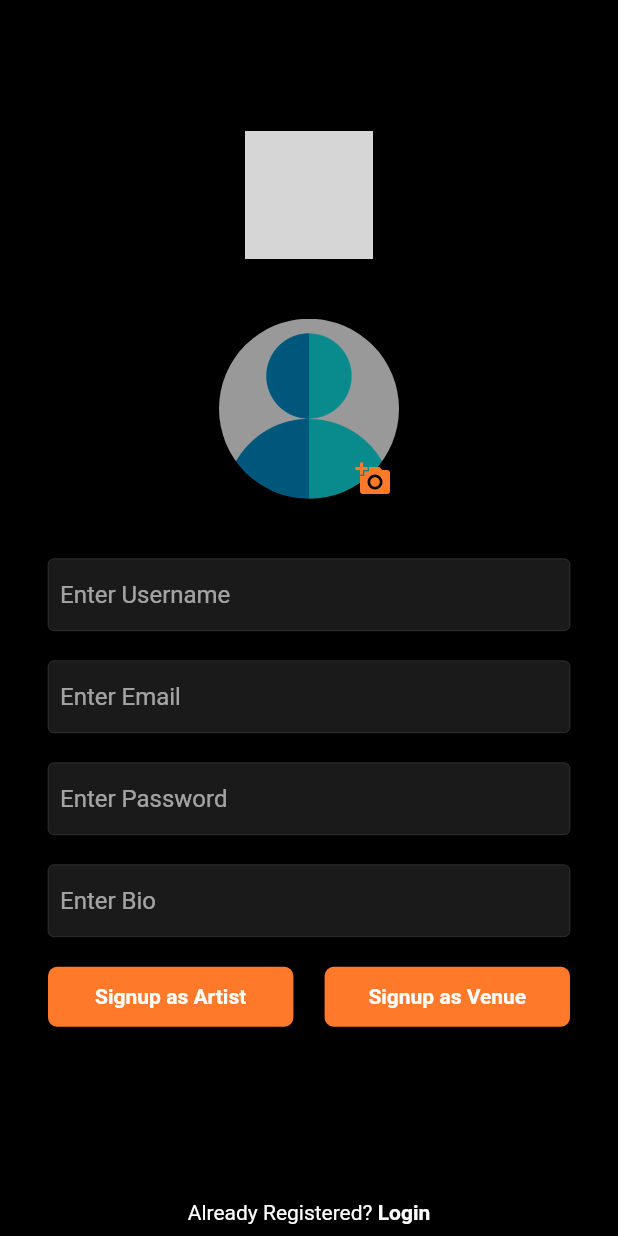
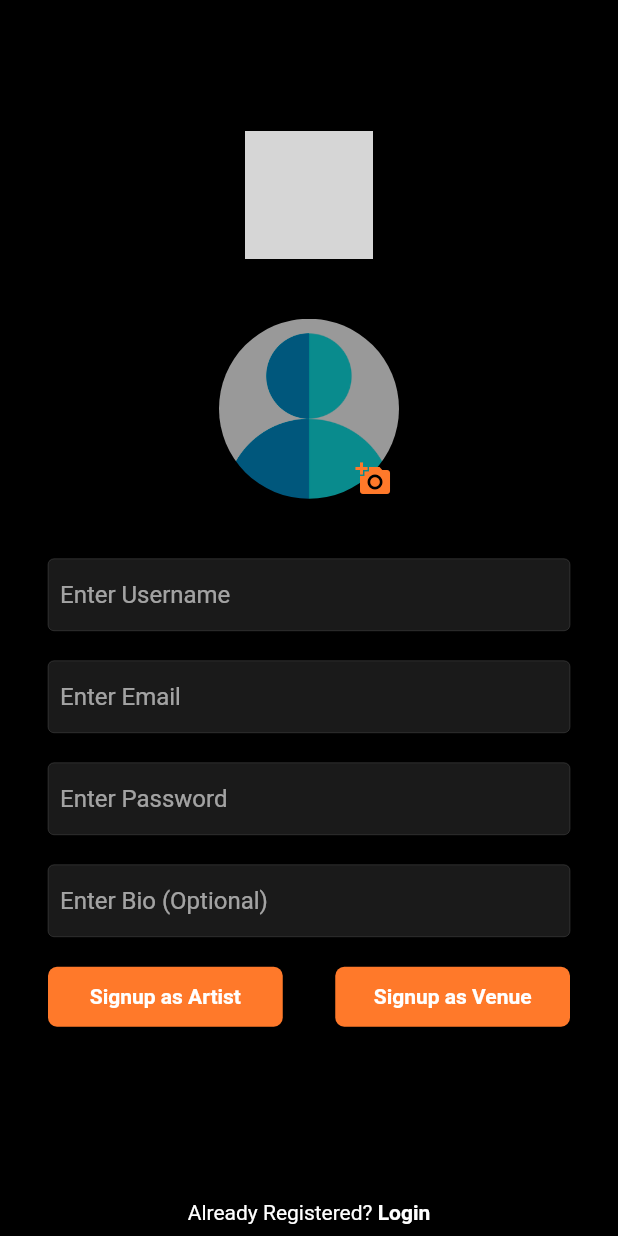
Before and after one commit to saadindassum/livit, a Flutter app: the SignupScreen screen opened directly, on a phone screen of 412 x 824 dp. Run offline on Flutter 3.47's test engine with Material 2 defaults, Android fonts, the phone set to English and light mode, and no system bars; our stand-ins replace cloud_firestore, firebase_auth, firebase_core, firebase_storage, flutter_svg, image_picker; accounts and stored records are empty; network calls fail; project files that could hold a hidden picture were left out; grey boxes are pictures that could not be loaded.

Commit message:
minor ui changes

```diff
--- a/lib/screens/signup_screen.dart
+++ b/lib/screens/signup_screen.dart
@@ -161,7 +161,7 @@ class _SignupScreenState extends State<SignupScreen> {
 
                       // bio input
                       TextFieldInput(
-                        hintText: 'Enter Bio',
+                        hintText: 'Enter Bio (Optional)',
                         textInputType: TextInputType.text,
                         textEditingController: _bioController,
                       ),
@@ -199,7 +199,7 @@ class _SignupScreenState extends State<SignupScreen> {
                             ),
                           ),
 
-                          const Text("      "),
+                          const SizedBox(width: 35),
 
                           // signup as venue button
                           Expanded(
```
Also changed, not shown: lib/screens/profile_screen.dart (+10 -7 lines).
